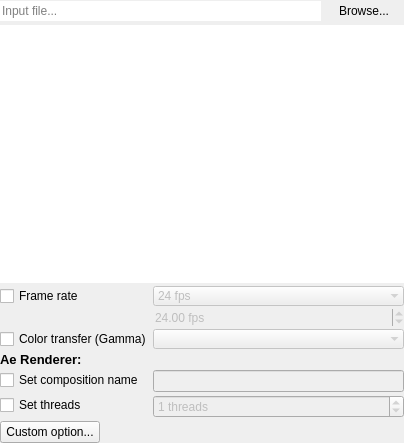
RxLaboratory/DuME, file DuFFMpeg/inputwidget.ui: the form before one commit.
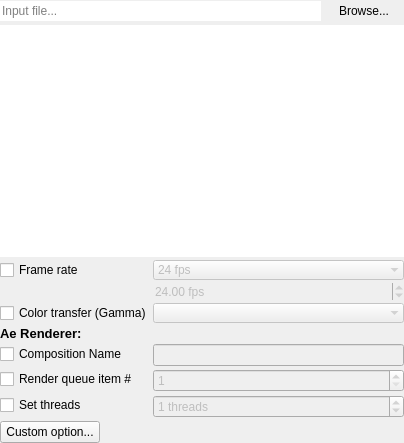
The form after the commit.

Patch:
```diff
--- a/DuFFMpeg/inputwidget.ui
+++ b/DuFFMpeg/inputwidget.ui
@@ -216,7 +216,7 @@
            </property>
           </widget>
          </item>
-         <item row="6" column="0">
+         <item row="7" column="0">
           <widget class="QPushButton" name="addParamButton">
            <property name="minimumSize">
             <size>
@@ -307,7 +307,7 @@
             </size>
            </property>
            <property name="text">
-            <string>Set composition name</string>
+            <string>Composition Name</string>
            </property>
           </widget>
          </item>
@@ -318,7 +318,7 @@
            </property>
           </widget>
          </item>
-         <item row="5" column="0">
+         <item row="6" column="0">
           <widget class="QCheckBox" name="threadsButton">
            <property name="minimumSize">
             <size>
@@ -337,13 +337,13 @@
            </property>
           </widget>
          </item>
-         <item row="5" column="1">
+         <item row="6" column="1">
           <widget class="QSpinBox" name="threadsBox">
            <property name="enabled">
             <bool>false</bool>
            </property>
            <property name="toolTip">
-            <string>Set to 0 to automatically detect the best number of threads to use</string>
+            <string/>
            </property>
            <property name="suffix">
             <string> threads</string>
@@ -373,6 +373,47 @@
            </property>
           </widget>
          </item>
+         <item row="5" column="0">
+          <widget class="QCheckBox" name="rqindexButton">
+           <property name="minimumSize">
+            <size>
+             <width>150</width>
+             <height>0</height>
+            </size>
+           </property>
+           <property name="maximumSize">
+            <size>
+             <width>100</width>
+             <height>16777215</height>
+            </size>
+           </property>
+           <property name="text">
+            <string>Render queue item #</string>
+           </property>
+          </widget>
+         </item>
+         <item row="5" column="1">
+          <widget class="QSpinBox" name="rqindexBox">
+           <property name="enabled">
+            <bool>false</bool>
+           </property>
+           <property name="toolTip">
+            <string/>
+           </property>
+           <property name="suffix">
+            <string/>
+           </property>
+           <property name="minimum">
+            <number>1</number>
+           </property>
+           <property name="maximum">
+            <number>99</number>
+           </property>
+           <property name="value">
+            <number>1</number>
+           </property>
+          </widget>
+         </item>
         </layout>
        </item>
       </layout>
```
